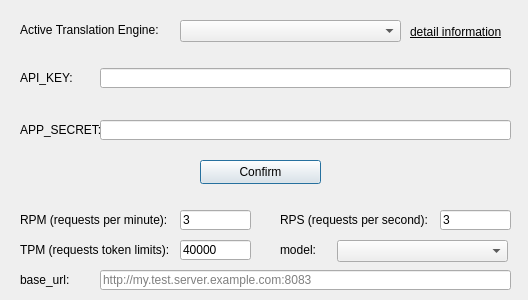
The window that src/engine.ui (anonymousException/renpy-translator) describes before a commit, drawn with Qt 5.
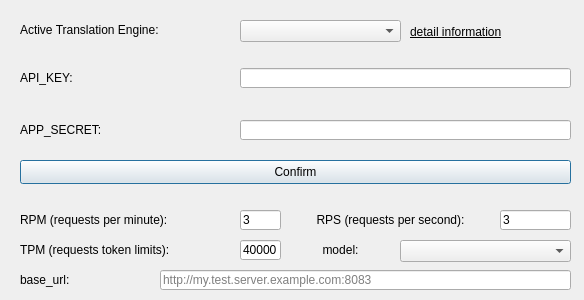
The same window after the commit.

The edit to the form file:
```diff
--- a/src/engine.ui
+++ b/src/engine.ui
@@ -6,7 +6,7 @@
    <rect>
     <x>0</x>
     <y>0</y>
-    <width>528</width>
+    <width>584</width>
     <height>300</height>
    </rect>
   </property>
@@ -16,9 +16,9 @@
   <widget class="QComboBox" name="engineComboBox">
    <property name="geometry">
     <rect>
-     <x>180</x>
+     <x>240</x>
      <y>20</y>
-     <width>221</width>
+     <width>161</width>
      <height>22</height>
     </rect>
    </property>
@@ -28,7 +28,7 @@
     <rect>
      <x>20</x>
      <y>22</y>
-     <width>161</width>
+     <width>221</width>
      <height>16</height>
     </rect>
    </property>
@@ -41,7 +41,7 @@
     <rect>
      <x>20</x>
      <y>70</y>
-     <width>54</width>
+     <width>211</width>
      <height>16</height>
     </rect>
    </property>
@@ -52,9 +52,9 @@
   <widget class="QLineEdit" name="keyEdit">
    <property name="geometry">
     <rect>
-     <x>100</x>
+     <x>240</x>
      <y>68</y>
-     <width>411</width>
+     <width>331</width>
      <height>20</height>
     </rect>
    </property>
@@ -64,7 +64,7 @@
     <rect>
      <x>20</x>
      <y>122</y>
-     <width>81</width>
+     <width>211</width>
      <height>16</height>
     </rect>
    </property>
@@ -75,9 +75,9 @@
   <widget class="QLineEdit" name="secretEdit">
    <property name="geometry">
     <rect>
-     <x>100</x>
+     <x>240</x>
      <y>120</y>
-     <width>411</width>
+     <width>331</width>
      <height>20</height>
     </rect>
    </property>
@@ -88,9 +88,9 @@
   <widget class="QPushButton" name="confirmButton">
    <property name="geometry">
     <rect>
-     <x>200</x>
+     <x>20</x>
      <y>160</y>
-     <width>121</width>
+     <width>551</width>
      <height>24</height>
     </rect>
    </property>
@@ -103,7 +103,7 @@
     <rect>
      <x>410</x>
      <y>21</y>
-     <width>111</width>
+     <width>171</width>
      <height>21</height>
     </rect>
    </property>
@@ -119,9 +119,9 @@
   <widget class="QLineEdit" name="rpmEdit">
    <property name="geometry">
     <rect>
-     <x>180</x>
+     <x>240</x>
      <y>210</y>
-     <width>71</width>
+     <width>41</width>
      <height>20</height>
     </rect>
    </property>
@@ -134,7 +134,7 @@
     <rect>
      <x>20</x>
      <y>210</y>
-     <width>161</width>
+     <width>221</width>
      <height>20</height>
     </rect>
    </property>
@@ -147,18 +147,21 @@
     <rect>
      <x>280</x>
      <y>210</y>
-     <width>161</width>
+     <width>221</width>
      <height>20</height>
     </rect>
    </property>
    <property name="text">
     <string>RPS (requests per second):</string>
    </property>
+   <property name="alignment">
+    <set>Qt::AlignCenter</set>
+   </property>
   </widget>
   <widget class="QLineEdit" name="rpsEdit">
    <property name="geometry">
     <rect>
-     <x>440</x>
+     <x>500</x>
      <y>210</y>
      <width>71</width>
      <height>20</height>
@@ -173,7 +176,7 @@
     <rect>
      <x>20</x>
      <y>240</y>
-     <width>161</width>
+     <width>221</width>
      <height>20</height>
     </rect>
    </property>
@@ -184,9 +187,9 @@
   <widget class="QLineEdit" name="tpmEdit">
    <property name="geometry">
     <rect>
-     <x>180</x>
+     <x>240</x>
      <y>240</y>
-     <width>71</width>
+     <width>41</width>
      <height>20</height>
     </rect>
    </property>
@@ -197,7 +200,7 @@
   <widget class="QComboBox" name="modelComboBox">
    <property name="geometry">
     <rect>
-     <x>337</x>
+     <x>400</x>
      <y>240</y>
      <width>171</width>
      <height>22</height>
@@ -209,20 +212,23 @@
     <rect>
      <x>280</x>
      <y>240</y>
-     <width>41</width>
+     <width>121</width>
      <height>20</height>
     </rect>
    </property>
    <property name="text">
     <string>model:</string>
    </property>
+   <property name="alignment">
+    <set>Qt::AlignCenter</set>
+   </property>
   </widget>
   <widget class="QLabel" name="label_8">
    <property name="geometry">
     <rect>
      <x>20</x>
      <y>270</y>
-     <width>61</width>
+     <width>131</width>
      <height>20</height>
     </rect>
    </property>
@@ -233,7 +239,7 @@
   <widget class="QLineEdit" name="baseUrlEdit">
    <property name="geometry">
     <rect>
-     <x>100</x>
+     <x>160</x>
      <y>270</y>
      <width>411</width>
      <height>20</height>
```
